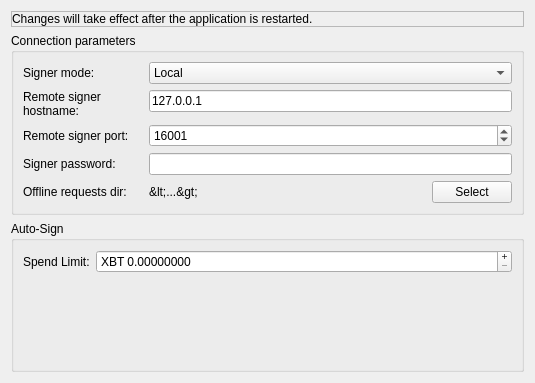
First picture: the form in BlockSettleUILib/SignerSettingsPage.ui, repository BlockSettle/terminal, before the edit.
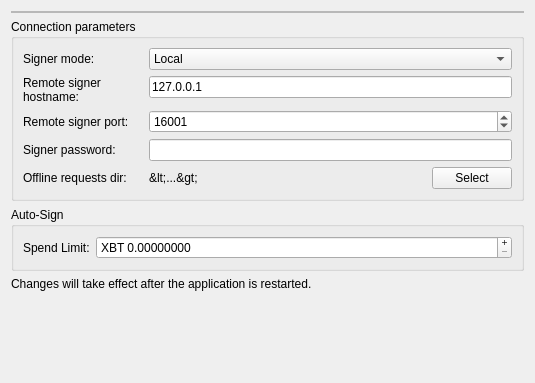
Second picture: the form after the edit.

Commit message:
Fixed notice label on signer settings page in Terminal.
Task-number: BST-1201

Patch:
```diff
--- a/BlockSettleUILib/SignerSettingsPage.ui
+++ b/BlockSettleUILib/SignerSettingsPage.ui
@@ -50,19 +50,6 @@
       <property name="bottomMargin">
        <number>0</number>
       </property>
-      <item>
-       <widget class="QLabel" name="label">
-        <property name="sizePolicy">
-         <sizepolicy hsizetype="Preferred" vsizetype="Fixed">
-          <horstretch>0</horstretch>
-          <verstretch>0</verstretch>
-         </sizepolicy>
-        </property>
-        <property name="text">
-         <string>Changes will take effect after the application is restarted. </string>
-        </property>
-       </widget>
-      </item>
      </layout>
     </widget>
    </item>
@@ -324,6 +311,35 @@
      </layout>
     </widget>
    </item>
+   <item>
+    <widget class="QLabel" name="label">
+     <property name="sizePolicy">
+      <sizepolicy hsizetype="Preferred" vsizetype="Fixed">
+       <horstretch>0</horstretch>
+       <verstretch>0</verstretch>
+      </sizepolicy>
+     </property>
+     <property name="text">
+      <string>Changes will take effect after the application is restarted. </string>
+     </property>
+     <property name="statusWarningLabel" stdset="0">
+      <bool>true</bool>
+     </property>
+    </widget>
+   </item>
+   <item>
+    <spacer name="verticalSpacer">
+     <property name="orientation">
+      <enum>Qt::Vertical</enum>
+     </property>
+     <property name="sizeHint" stdset="0">
+      <size>
+       <width>20</width>
+       <height>40</height>
+      </size>
+     </property>
+    </spacer>
+   </item>
   </layout>
  </widget>
  <resources/>
```
